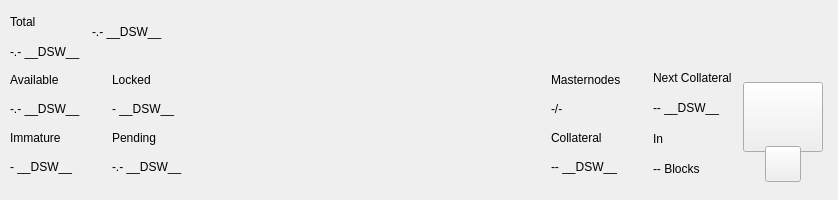
decenomy/DSW, file src/qt/pivx/forms/topbar.ui: the form before one commit.
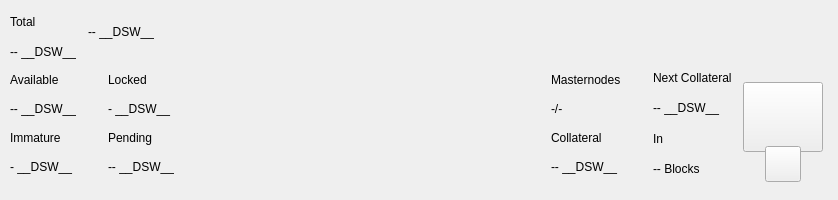
The form after the commit. Custom widgets are drawn as their Qt base class.

Commit message: minor change on default values on topbar

What changed in the file:
```diff
--- a/src/qt/pivx/forms/topbar.ui
+++ b/src/qt/pivx/forms/topbar.ui
@@ -119,7 +119,7 @@
               <item>
                <widget class="QLabel" name="labelAmountPiv">
                 <property name="text">
-                 <string notr="true">-.- __DSW__</string>
+                 <string notr="true">-- __DSW__</string>
                 </property>
                </widget>
               </item>
@@ -162,7 +162,7 @@
                  <string notr="true">padding:0px;margin:0px;</string>
                 </property>
                 <property name="text">
-                 <string notr="true">-.- __DSW__</string>
+                 <string notr="true">-- __DSW__</string>
                 </property>
                </widget>
               </item>
@@ -456,7 +456,7 @@
                  <item>
                   <widget class="QLabel" name="labelAvailablePiv">
                    <property name="text">
-                    <string>-.- __DSW__</string>
+                    <string>-- __DSW__</string>
                    </property>
                   </widget>
                  </item>
@@ -505,7 +505,7 @@
                  <item>
                   <widget class="QLabel" name="labelPendingPiv">
                    <property name="text">
-                    <string notr="true">-.- __DSW__</string>
+                    <string notr="true">-- __DSW__</string>
                    </property>
                   </widget>
                  </item>
```
